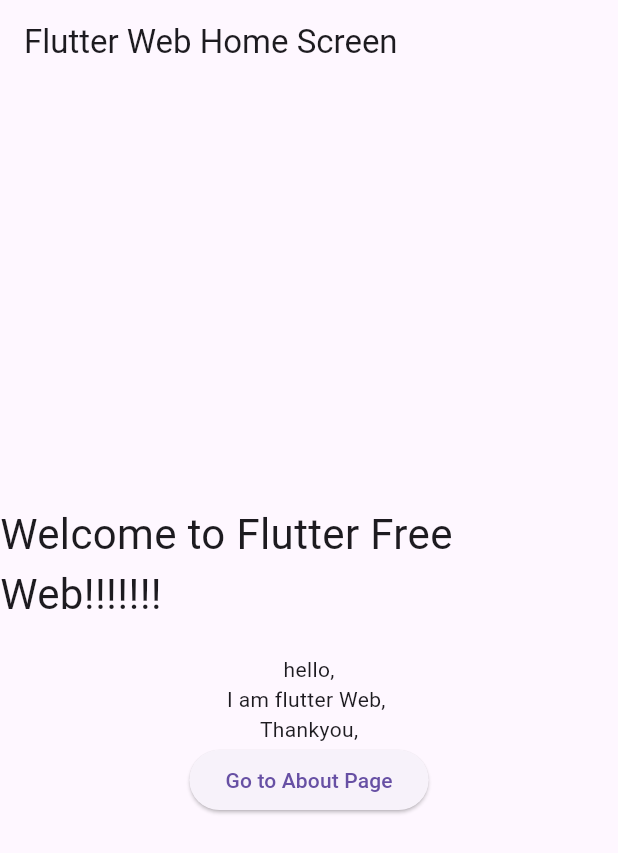
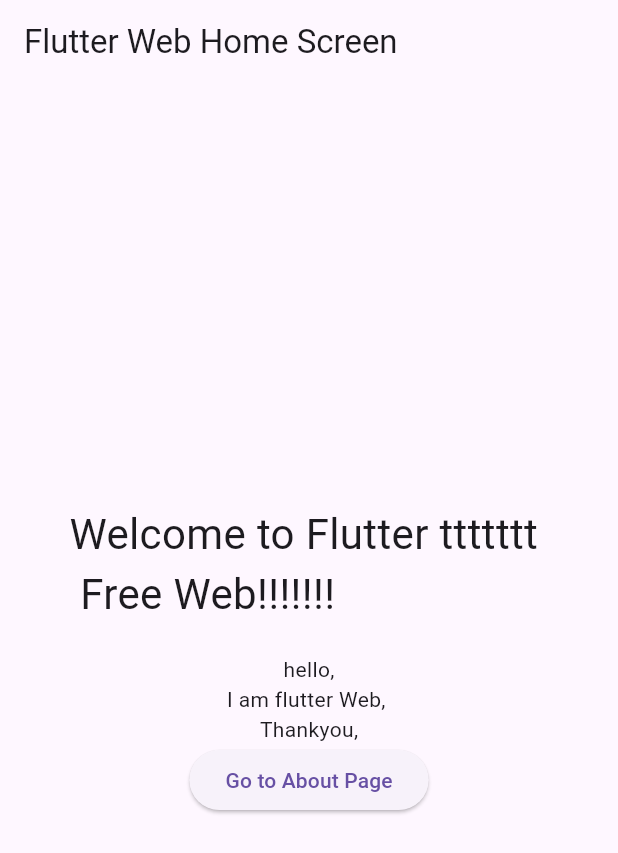
Before and after one commit to pv1230/my_web_app, a Flutter app: the screen it shows after launch, on a phone screen of 412 x 824 dp. Shown: the top 853 px of the screen. Run offline on Flutter 3.47's test engine with Material 3 defaults, Android fonts, the phone set to English and light mode, and no system bars; our stand-ins replace go_router.

Commit message:
ttt added

```diff
--- a/lib/screens/home_screen.dart
+++ b/lib/screens/home_screen.dart
@@ -13,7 +13,7 @@
           mainAxisAlignment: MainAxisAlignment.center,
           children: [
             const Text(
-              "Welcome to Flutter Free Web!!!!!!!",
+              "Welcome to Flutter ttttttt \n Free Web!!!!!!!",
               style: TextStyle(fontSize: 28),
             ),
             const SizedBox(height: 20),
```
